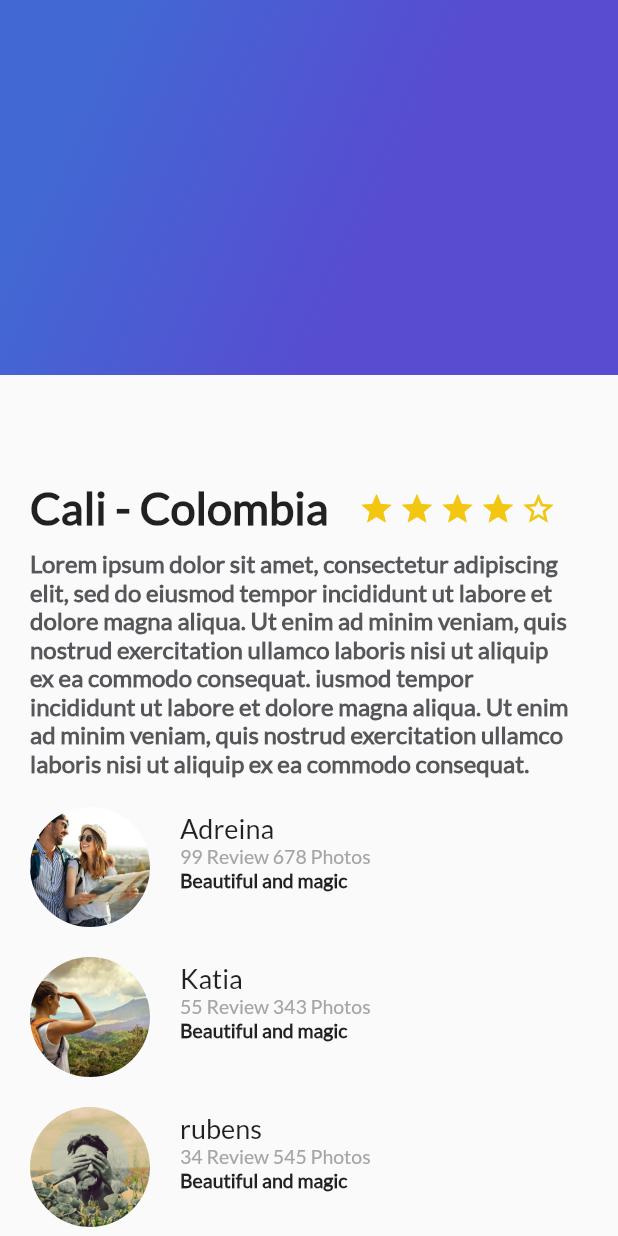
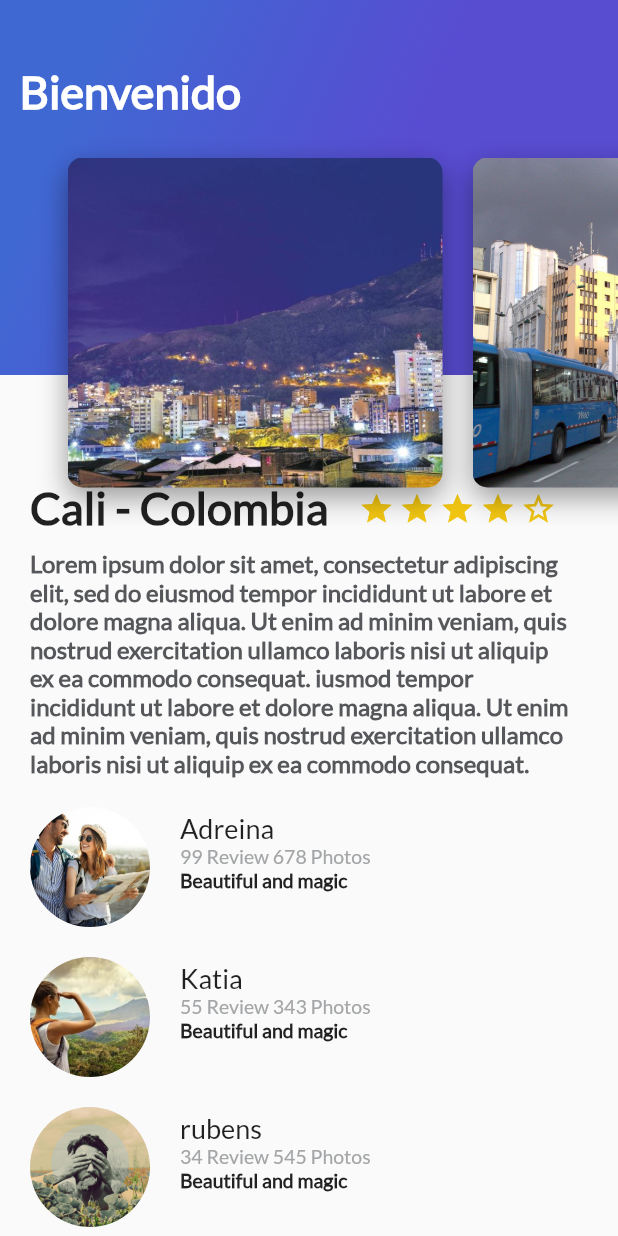
Before and after one commit to RubenToroG/platzi_trips_app, a Flutter app: the screen it shows after launch, on a phone screen of 412 x 824 dp. Run offline on Flutter 3.47's test engine with Material 2 defaults, Android fonts, the phone set to English and light mode, and no system bars.

Commit message:
Carrusel de imagenes pripal

```diff
--- /dev/null
+++ b/lib/card_image.dart
@@ -0,0 +1,30 @@
+import 'package:flutter/material.dart';
+
+class CardImage extends StatelessWidget {
+  String pathImage = "assets/img/cali/cali1.jpg";
+  CardImage(this.pathImage);
+
+  @override
+  Widget build(BuildContext context) {
+    // TODO: implement build
+
+    final card = Container(
+      height: 350.0,
+      width: 250.0,
+      margin: EdgeInsets.only(top: 80.0, left: 20.0),
+      decoration: BoxDecoration(
+          image:
+              DecorationImage(fit: BoxFit.cover, image: AssetImage(pathImage)),
+          borderRadius: BorderRadius.all(Radius.circular(10.0)),
+          shape: BoxShape.rectangle,
+          boxShadow: <BoxShadow>[
+            BoxShadow(
+                color: Colors.black38,
+                blurRadius: 15.0,
+                offset: Offset(0.0, 7.0))
+          ]),
+    );
+
+    return card;
+  }
+}
--- /dev/null
+++ b/lib/card_image_list.dart
@@ -0,0 +1,21 @@
+import 'package:flutter/material.dart';
+import 'card_image.dart';
+
+class CardImageList extends StatelessWidget {
+  @override
+  Widget build(BuildContext context) {
+    // TODO: implement build
+    return Container(
+      height: 350.0,
+      child: ListView(
+        padding: EdgeInsets.all(25.0),
+        scrollDirection: Axis.horizontal,
+        children: <Widget>[
+          CardImage("assets/img/cali/cali1.jpg"),
+          CardImage("assets/img/cali/cali2.jpg"),
+          CardImage("assets/img/cali/cali3.jpg")
+        ],
+      ),
+    );
+  }
+}
--- a/lib/gradient_back.dart
+++ b/lib/gradient_back.dart
@@ -1,6 +1,9 @@
 import 'package:flutter/material.dart';
 
 class GradientBack extends StatelessWidget {
+  String title = "Popular";
+  GradientBack(this.title);
+
   @override
   Widget build(BuildContext context) {
     // TODO: implement build
@@ -8,11 +11,18 @@ class GradientBack extends StatelessWidget {
       height: 250.0,
       decoration: BoxDecoration(
           gradient: LinearGradient(
-              colors: [Color(0xFF4268D3), Color(0xFF584CD1)],
+              colors: [Color(0xFF4068D3), Color(0xFF584CD1)],
               begin: FractionalOffset(0.2, 0.0),
               end: FractionalOffset(1.0, 0.6),
               stops: [0.0, 0.6],
               tileMode: TileMode.clamp)),
+      child: Text(title,
+          style: TextStyle(
+              color: Colors.white,
+              fontSize: 30.0,
+              fontFamily: "Lato",
+              fontWeight: FontWeight.bold)),
+      alignment: Alignment(-0.9, -0.6),
     );
   }
 }
--- /dev/null
+++ b/lib/header_appbar.dart
@@ -0,0 +1,17 @@
+import 'package:flutter/material.dart';
+import 'gradient_back.dart';
+import 'card_image_list.dart';
+
+class HeaderAppBar extends StatelessWidget {
+  @override
+  Widget build(BuildContext context) {
+    // TODO: implement build
+    return Stack(
+      children: <Widget>[
+        GradientBack("Bienvenido"),
+        CardImageList()
+      ],
+    );
+  }
+
+}
--- a/lib/main.dart
+++ b/lib/main.dart
@@ -1,9 +1,14 @@
 import 'package:flutter/material.dart';
+import 'package:flutter/services.dart';
 import 'description_place.dart';
 import 'review_list.dart';
 import 'gradient_back.dart';
+import 'header_appbar.dart';
 
 void main() {
+  SystemChrome.setSystemUIOverlayStyle(SystemUiOverlayStyle(
+      statusBarColor: Colors.transparent,
+      statusBarBrightness: Brightness.light));
   runApp(MyApp());
 }
 
@@ -41,7 +46,7 @@ class MyApp extends StatelessWidget {
                   ReviewList()
                 ],
               ),
-              GradientBack()
+              HeaderAppBar()
             ],
           ),
         ));
--- a/pubspec.yaml
+++ b/pubspec.yaml
@@ -47,6 +47,7 @@ flutter:
   # To add assets to your application, add an assets section, like this:
   assets:
     - assets/img/
+    - assets/img/cali/
 
   # An image asset can refer to one or more resolution-specific "variants", see
   # https://flutter.dev/assets-and-images/#resolution-aware.
```
Also changed, not shown: assets/img/cali/cali1.jpg (added), assets/img/cali/cali2.jpg (added), assets/img/cali/cali3.jpg (added).
